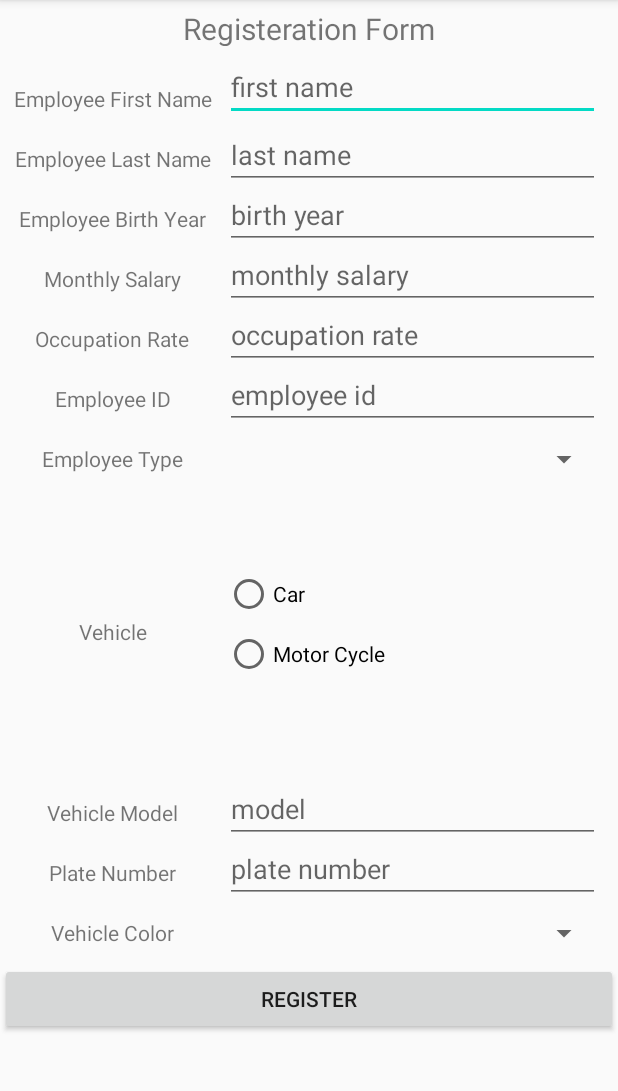
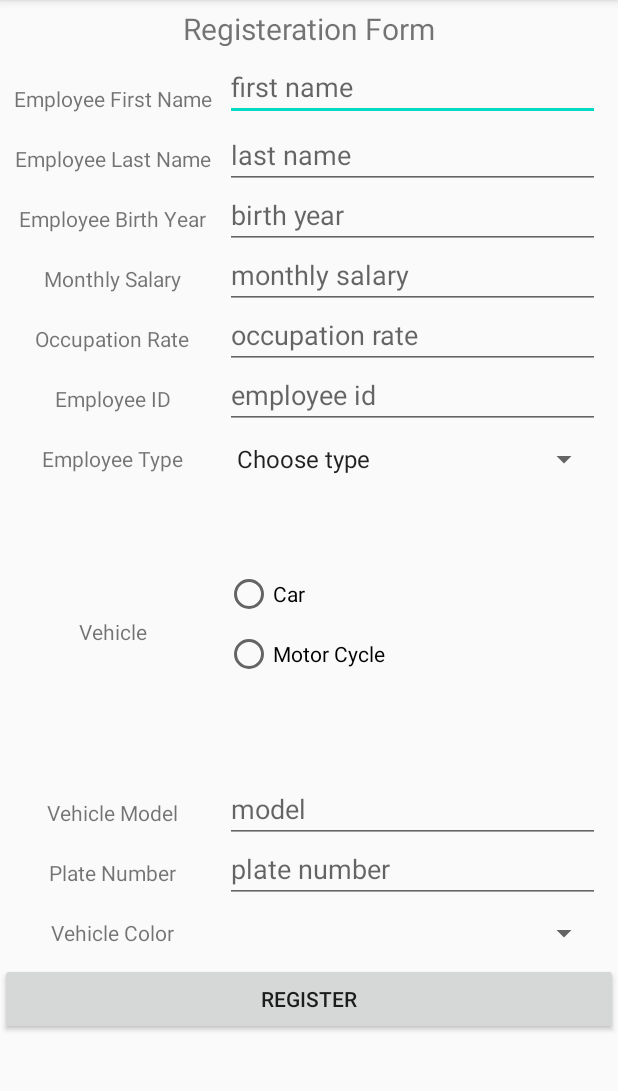
Before and after one commit to nandini1338/JUMBO_PROJECT, an Android app: the screen it shows after launch (MainActivity), on a phone screen of 412 x 824 dp, the part 84-1175 px from its top. Run offline under Robolectric (Android 15) with nearby library versions, the phone set to English and light mode, and no system bars; 1 statement that could not run was skipped.

Commit message:
4 commit

```diff
--- a/app/src/main/java/com/example/employeemanagementsystem/MainActivity.java
+++ b/app/src/main/java/com/example/employeemanagementsystem/MainActivity.java
@@ -7,6 +7,8 @@ import android.os.Bundle;
 import android.provider.CalendarContract;
 import android.util.Log;
 import android.view.View;
+import android.widget.ArrayAdapter;
+import android.widget.Spinner;
 
 import java.util.ArrayList;
 
@@ -32,5 +34,30 @@ public class MainActivity extends AppCompatActivity {
         arrayList.add("Manager");
         arrayList.add("Tester");
         arrayList.add("Programmer");
+
+        ArrayAdapter<String> arrayAdapter = new ArrayAdapter<String>(this,android.R.layout.simple_spinner_item, arrayList);
+        arrayAdapter.setDropDownViewResource(android.R.layout.simple_spinner_dropdown_item);
+        final Spinner spinner = findViewById(R.id.spinnerEType);
+        spinner.setAdapter(arrayAdapter);
+
+
+
+
+
+
+
+
+
+
+
+
+
+
+
+
+
+
+
+
     }
 }
```
